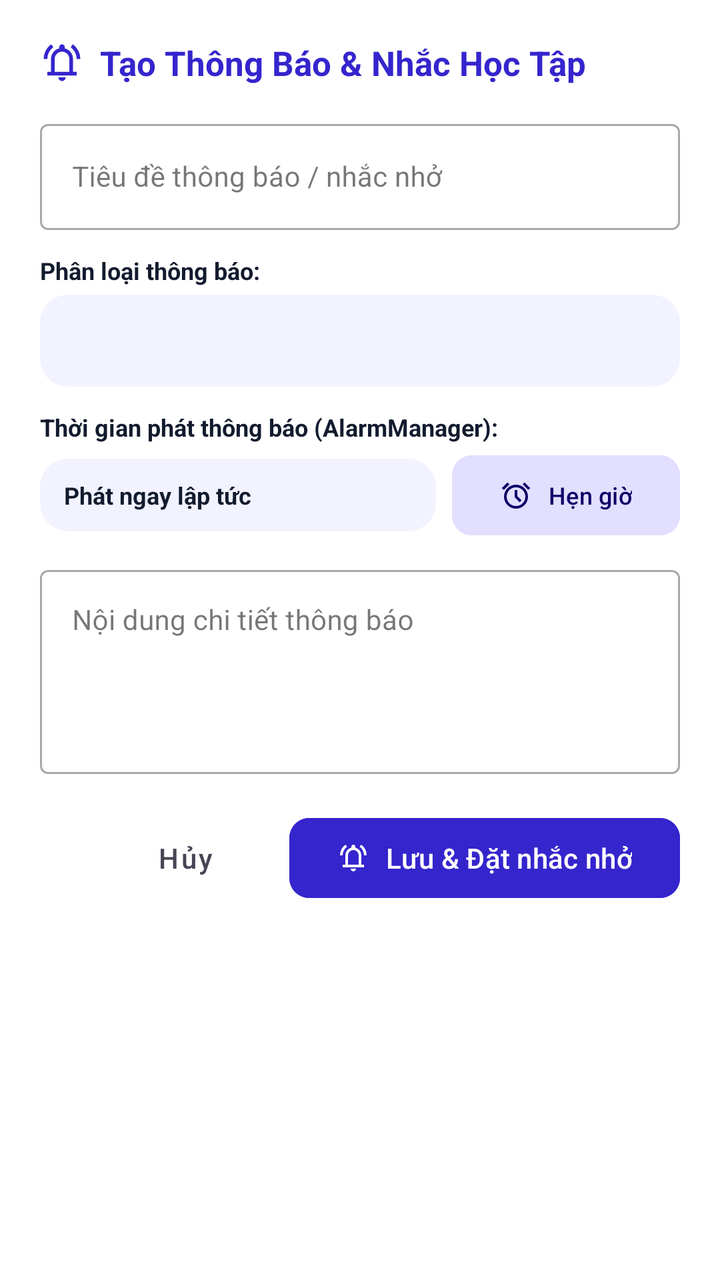
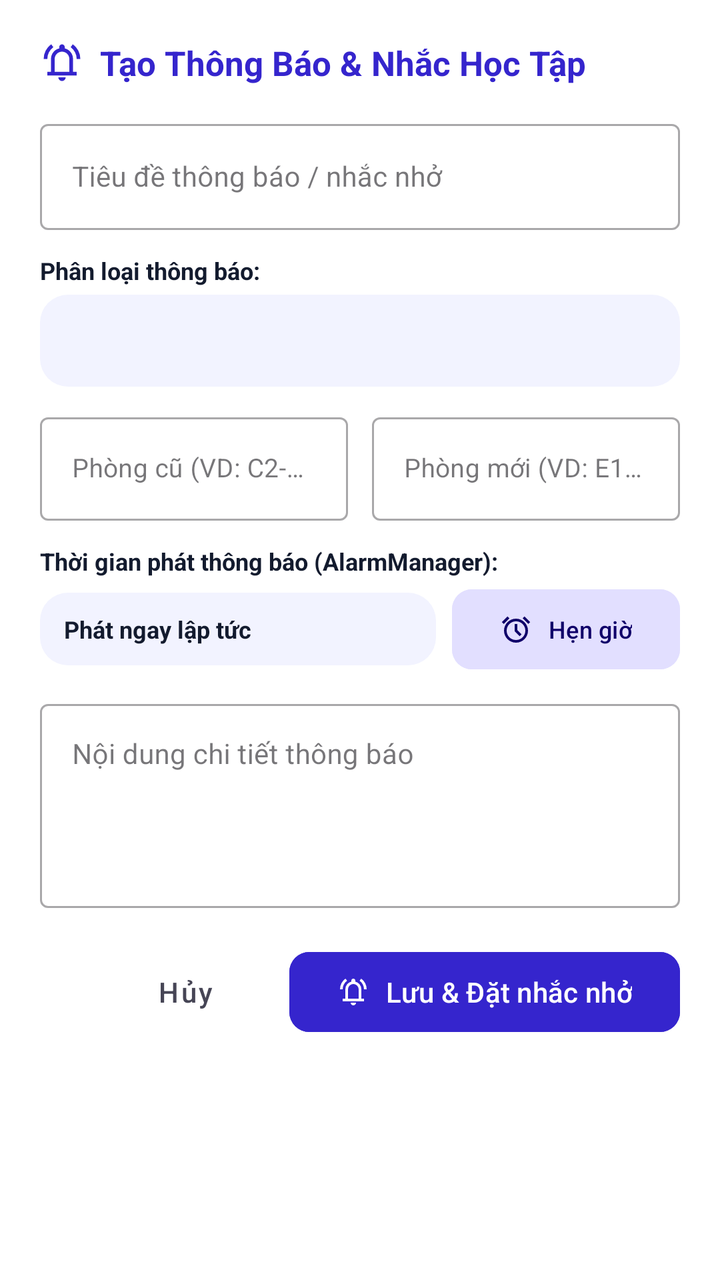

Screens rendered from an Android XML layout before and after an edit, with the pre-edit source and the edit as a unified diff.
<!-- AndroidManifest.xml: application theme Theme.Schedule_TDMU -->
<!-- res/layout/dialog_add_notification.xml -->
<?xml version="1.0" encoding="utf-8"?>
<ScrollView xmlns:android="http://schemas.android.com/apk/res/android"
    xmlns:app="http://schemas.android.com/apk/res-auto"
    android:layout_width="match_parent"
    android:layout_height="wrap_content"
    android:background="@color/surface_container_lowest"
    android:padding="20dp">

    <LinearLayout
        android:layout_width="match_parent"
        android:layout_height="wrap_content"
        android:orientation="vertical">

        <LinearLayout
            android:layout_width="match_parent"
            android:layout_height="wrap_content"
            android:gravity="center_vertical"
            android:orientation="horizontal">

            <ImageView
                android:layout_width="22dp"
                android:layout_height="22dp"
                android:src="@drawable/ic_notifications_active"
                app:tint="@color/primary" />

            <TextView
                android:layout_width="wrap_content"
                android:layout_height="wrap_content"
                android:layout_marginStart="8dp"
                android:text="Tạo Thông Báo &amp; Nhắc Học Tập"
                android:textColor="@color/primary"
                android:textSize="17sp"
                android:textStyle="bold" />
        </LinearLayout>

        
        <com.google.android.material.textfield.TextInputLayout
            style="@style/Widget.MaterialComponents.TextInputLayout.OutlinedBox"
            android:layout_width="match_parent"
            android:layout_height="wrap_content"
            android:layout_marginTop="14dp"
            android:hint="Tiêu đề thông báo / nhắc nhở">

            <com.google.android.material.textfield.TextInputEditText
                android:id="@+id/et_notification_title"
                android:layout_width="match_parent"
                android:layout_height="wrap_content"
                android:textSize="14sp" />
        </com.google.android.material.textfield.TextInputLayout>

        
        <TextView
            android:layout_width="wrap_content"
            android:layout_height="wrap_content"
            android:layout_marginTop="12dp"
            android:text="Phân loại thông báo:"
            android:textColor="@color/text_primary"
            android:textSize="12sp"
            android:textStyle="bold" />

        <Spinner
            android:id="@+id/spinner_notification_type"
            android:layout_width="match_parent"
            android:layout_height="46dp"
            android:layout_marginTop="4dp"
            android:background="@drawable/bg_segmented_container"
            android:paddingHorizontal="10dp" />

        
        <TextView
            android:layout_width="wrap_content"
            android:layout_height="wrap_content"
            android:layout_marginTop="12dp"
            android:text="Thời gian phát thông báo (AlarmManager):"
            android:textColor="@color/text_primary"
            android:textSize="12sp"
            android:textStyle="bold" />

        <LinearLayout
            android:layout_width="match_parent"
            android:layout_height="wrap_content"
            android:layout_marginTop="6dp"
            android:gravity="center_vertical"
            android:orientation="horizontal">

            <TextView
                android:id="@+id/tvSelectedReminderTime"
                android:layout_width="0dp"
                android:layout_height="wrap_content"
                android:layout_weight="1"
                android:background="@drawable/bg_segmented_container"
                android:paddingHorizontal="12dp"
                android:paddingVertical="10dp"
                android:text="Phát ngay lập tức"
                android:textColor="@color/text_primary"
                android:textSize="12sp"
                android:textStyle="bold" />

            <com.google.android.material.button.MaterialButton
                android:id="@+id/btnPickReminderDateTime"
                style="@style/Widget.Material3.Button.TonalButton"
                android:layout_width="wrap_content"
                android:layout_height="40dp"
                android:layout_marginStart="8dp"
                android:backgroundTint="@color/primary_fixed"
                android:insetTop="0dp"
                android:insetBottom="0dp"
                android:text="Hẹn giờ"
                android:textAllCaps="false"
                android:textColor="@color/on_primary_fixed"
                android:textSize="12sp"
                app:cornerRadius="10dp"
                app:icon="@drawable/ic_alarm"
                app:iconSize="16dp"
                app:iconTint="@color/on_primary_fixed" />
        </LinearLayout>

        
        <com.google.android.material.textfield.TextInputLayout
            style="@style/Widget.MaterialComponents.TextInputLayout.OutlinedBox"
            android:layout_width="match_parent"
            android:layout_height="wrap_content"
            android:layout_marginTop="12dp"
            android:hint="Nội dung chi tiết thông báo">

            <com.google.android.material.textfield.TextInputEditText
                android:id="@+id/et_notification_content"
                android:layout_width="match_parent"
                android:layout_height="wrap_content"
                android:gravity="top|start"
                android:inputType="textMultiLine"
                android:lines="4"
                android:textSize="14sp" />
        </com.google.android.material.textfield.TextInputLayout>

        
        <LinearLayout
            android:layout_width="match_parent"
            android:layout_height="wrap_content"
            android:layout_marginTop="18dp"
            android:gravity="end"
            android:orientation="horizontal">

            <com.google.android.material.button.MaterialButton
                android:id="@+id/btn_cancel_notif"
                style="@style/Widget.MaterialComponents.Button.TextButton"
                android:layout_width="wrap_content"
                android:layout_height="wrap_content"
                android:text="Hủy"
                android:textAllCaps="false"
                android:textColor="@color/text_secondary" />

            <com.google.android.material.button.MaterialButton
                android:id="@+id/btn_send_notif"
                android:layout_width="wrap_content"
                android:layout_height="wrap_content"
                android:layout_marginStart="8dp"
                android:backgroundTint="@color/primary"
                android:text="Lưu &amp; Đặt nhắc nhở"
                android:textAllCaps="false"
                android:textColor="@color/white"
                app:cornerRadius="10dp"
                app:icon="@drawable/ic_notifications_active"
                app:iconSize="16dp"
                app:iconTint="@color/white" />
        </LinearLayout>

    </LinearLayout>
</ScrollView>
<!-- resources referenced by this layout -->
<resources>
  <color name="on_primary_fixed">#0F0069</color>
  <color name="primary">#3525CD</color>
  <color name="primary_fixed">#E2DFFF</color>
  <color name="surface_container_lowest">#FFFFFF</color>
  <color name="text_primary">#131B2E</color>
  <color name="text_secondary">#464555</color>
  <color name="white">#FFFFFFFF</color>
  <!-- drawable bg_segmented_container (drawable) -->
  <?xml version="1.0" encoding="utf-8"?>
  <shape xmlns:android="http://schemas.android.com/apk/res/android"
      android:shape="rectangle">
      <solid android:color="@color/surface_container_low" />
      <corners android:radius="14dp" />
  </shape>
  <!-- drawable ic_alarm (drawable) -->
  <?xml version="1.0" encoding="utf-8"?>
  <vector xmlns:android="http://schemas.android.com/apk/res/android"
      android:width="24dp"
      android:height="24dp"
      android:viewportWidth="960"
      android:viewportHeight="960">
      <group android:translateX="0" android:translateY="960">
          <path android:fillColor="#FF000000" android:pathData="M339.5-108.5q-65.5-28.5-114-77t-77-114Q120-365 120-440t28.5-140.5q28.5-65.5 77-114t114-77Q405-800 480-800t140.5 28.5q65.5 28.5 114 77t77 114Q840-515 840-440t-28.5 140.5q-28.5 65.5-77 114t-114 77Q555-80 480-80t-140.5-28.5ZM480-440Zm112 168 56-56-128-128v-184h-80v216l152 152ZM224-866l56 56-170 170-56-56 170-170Zm512 0 170 170-56 56-170-170 56-56ZM480-160q117 0 198.5-81.5T760-440q0-117-81.5-198.5T480-720q-117 0-198.5 81.5T200-440q0 117 81.5 198.5T480-160Z" />
      </group>
  </vector>
  <!-- drawable ic_notifications_active (drawable) -->
  <?xml version="1.0" encoding="utf-8"?>
  <vector xmlns:android="http://schemas.android.com/apk/res/android"
      android:width="24dp"
      android:height="24dp"
      android:viewportWidth="960"
      android:viewportHeight="960">
      <group android:translateX="0" android:translateY="960">
          <path android:fillColor="#FF000000" android:pathData="M80-560q0-100 44.5-183.5T244-882l47 64q-60 44-95.5 111T160-560H80Zm720 0q0-80-35.5-147T669-818l47-64q75 55 119.5 138.5T880-560h-80ZM160-200v-80h80v-280q0-83 50-147.5T420-792v-28q0-25 17.5-42.5T480-880q25 0 42.5 17.5T540-820v28q80 20 130 84.5T720-560v280h80v80H160Zm320-300Zm0 420q-33 0-56.5-23.5T400-160h160q0 33-23.5 56.5T480-80ZM320-280h320v-280q0-66-47-113t-113-47q-66 0-113 47t-47 113v280Z" />
      </group>
  </vector>
  <style name="Theme.Schedule_TDMU" parent="Base.Theme.Schedule_TDMU" />
  <color name="surface_container_low">#F2F3FF</color>
  <style name="Base.Theme.Schedule_TDMU" parent="Theme.Material3.Light.NoActionBar">
          <item name="colorPrimary">@color/primary</item>
          <item name="colorPrimaryContainer">@color/primary_container</item>
          <item name="colorSecondary">@color/secondary</item>
          <item name="colorTertiary">@color/tertiary</item>
          <item name="colorError">@color/error</item>
          <item name="android:statusBarColor">@color/surface_container_lowest</item>
          <item name="android:windowLightStatusBar" tools:targetApi="m">true</item>
          <item name="android:windowBackground">@color/background</item>
      </style>
  <color name="primary_container">#4F46E5</color>
  <color name="secondary">#0058BE</color>
  <color name="tertiary">#005338</color>
  <color name="error">#BA1A1A</color>
  <color name="background">#FAF8FF</color>
</resources>

<!-- the commit's change to res/layout/dialog_add_notification.xml (unified diff, before → after) -->
@@ -24,6 +24,7 @@
                 app:tint="@color/primary" />
 
             <TextView
+                android:id="@+id/tv_notif_dialog_title"
                 android:layout_width="wrap_content"
                 android:layout_height="wrap_content"
                 android:layout_marginStart="8dp"
@@ -65,6 +66,45 @@
             android:layout_marginTop="4dp"
             android:background="@drawable/bg_segmented_container"
             android:paddingHorizontal="10dp" />
+
+        
+        <LinearLayout
+            android:id="@+id/layout_room_change_inputs"
+            android:layout_width="match_parent"
+            android:layout_height="wrap_content"
+            android:layout_marginTop="10dp"
+            android:orientation="horizontal">
+
+            <com.google.android.material.textfield.TextInputLayout
+                style="@style/Widget.MaterialComponents.TextInputLayout.OutlinedBox"
+                android:layout_width="0dp"
+                android:layout_height="wrap_content"
+                android:layout_marginEnd="6dp"
+                android:layout_weight="1"
+                android:hint="Phòng cũ (VD: C2-204)">
+
+                <com.google.android.material.textfield.TextInputEditText
+                    android:id="@+id/et_old_room"
+                    android:layout_width="match_parent"
+                    android:layout_height="wrap_content"
+                    android:textSize="13sp" />
+            </com.google.android.material.textfield.TextInputLayout>
+
+            <com.google.android.material.textfield.TextInputLayout
+                style="@style/Widget.MaterialComponents.TextInputLayout.OutlinedBox"
+                android:layout_width="0dp"
+                android:layout_height="wrap_content"
+                android:layout_marginStart="6dp"
+                android:layout_weight="1"
+                android:hint="Phòng mới (VD: E1-302)">
+
+                <com.google.android.material.textfield.TextInputEditText
+                    android:id="@+id/et_new_room"
+                    android:layout_width="match_parent"
+                    android:layout_height="wrap_content"
+                    android:textSize="13sp" />
+            </com.google.android.material.textfield.TextInputLayout>
+        </LinearLayout>
 
         
         <TextView
